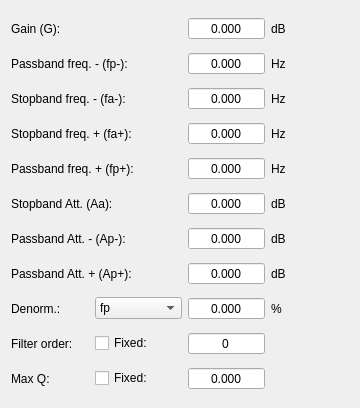
grupo-tc-volcan/TP4, file app/designer/filters_data/band_stop.ui: the form before one commit.
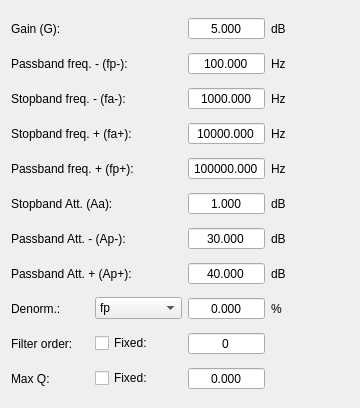
The form after the commit.

What changed in the file:
```diff
--- a/app/designer/filters_data/band_stop.ui
+++ b/app/designer/filters_data/band_stop.ui
@@ -41,6 +41,9 @@
      <property name="maximum">
       <double>300.000000000000000</double>
      </property>
+     <property name="value">
+      <double>5.000000000000000</double>
+     </property>
     </widget>
    </item>
    <item row="0" column="3">
@@ -77,6 +80,9 @@
      <property name="maximum">
       <double>1000000000000.000000000000000</double>
      </property>
+     <property name="value">
+      <double>100.000000000000000</double>
+     </property>
     </widget>
    </item>
    <item row="1" column="3">
@@ -113,6 +119,9 @@
      <property name="maximum">
       <double>1000000000000.000000000000000</double>
      </property>
+     <property name="value">
+      <double>1000.000000000000000</double>
+     </property>
     </widget>
    </item>
    <item row="2" column="3">
@@ -149,6 +158,9 @@
      <property name="maximum">
       <double>1000000000000.000000000000000</double>
      </property>
+     <property name="value">
+      <double>10000.000000000000000</double>
+     </property>
     </widget>
    </item>
    <item row="3" column="3">
@@ -185,6 +197,9 @@
      <property name="maximum">
       <double>1000000000000.000000000000000</double>
      </property>
+     <property name="value">
+      <double>100000.000000000000000</double>
+     </property>
     </widget>
    </item>
    <item row="4" column="3">
@@ -221,6 +236,9 @@
      <property name="maximum">
       <double>300.000000000000000</double>
      </property>
+     <property name="value">
+      <double>1.000000000000000</double>
+     </property>
     </widget>
    </item>
    <item row="5" column="3">
@@ -257,6 +275,9 @@
      <property name="maximum">
       <double>300.000000000000000</double>
      </property>
+     <property name="value">
+      <double>30.000000000000000</double>
+     </property>
     </widget>
    </item>
    <item row="6" column="3">
@@ -286,6 +307,9 @@
      <property name="maximum">
       <double>300.000000000000000</double>
      </property>
+     <property name="value">
+      <double>40.000000000000000</double>
+     </property>
     </widget>
    </item>
    <item row="7" column="3">
```
